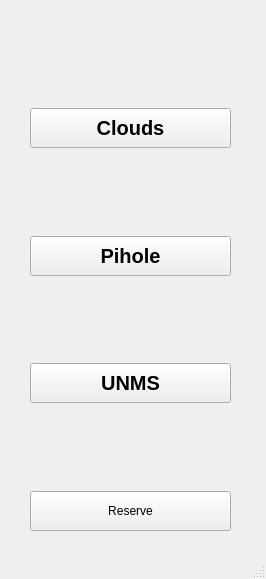
Before: the Qt Designer form mainwindow.ui in ahmadasmandar/ssh_python_server, drawn with Qt 5.
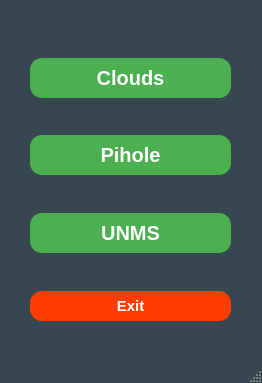
After: the same form once the commit is applied.

What changed in the file:
```diff
--- a/mainwindow.ui
+++ b/mainwindow.ui
@@ -6,13 +6,46 @@
    <rect>
     <x>0</x>
     <y>0</y>
-    <width>266</width>
-    <height>579</height>
+    <width>262</width>
+    <height>383</height>
    </rect>
   </property>
   <property name="windowTitle">
    <string>MainWindow</string>
   </property>
+  <property name="styleSheet">
+   <string notr="true">
+
+QMainWindow{
+  border-radius: 25px;
+background: #37474f;
+
+
+}
+
+QLabel{
+background: white;
+  border-radius: 5px;
+  border: 2px solid #f4511e;
+}
+QLineEdit{
+background: white;
+  border-radius: 12px;
+  border: 2px solid #ff0081;
+
+}
+QPushButton{
+  border-radius: 12px;
+  background-color: #4caf50; /* Green */
+  color: white;
+}
+QTextEdit{
+background: white;
+  border-radius: 5px;
+  border: 2px solid #f4511e;
+}
+</string>
+  </property>
   <widget class="QWidget" name="centralwidget">
    <widget class="QWidget" name="gridLayoutWidget">
     <property name="geometry">
@@ -20,7 +53,7 @@
       <x>10</x>
       <y>10</y>
       <width>241</width>
-      <height>541</height>
+      <height>331</height>
      </rect>
     </property>
     <layout class="QGridLayout" name="gridLayout" rowstretch="0" columnstretch="0" rowminimumheight="0">
@@ -170,14 +203,40 @@
        </item>
        <item>
         <widget class="QPushButton" name="reserve">
+         <property name="enabled">
+          <bool>true</bool>
+         </property>
          <property name="minimumSize">
           <size>
            <width>160</width>
-           <height>40</height>
+           <height>30</height>
           </size>
          </property>
+         <property name="maximumSize">
+          <size>
+           <width>99999</width>
+           <height>30</height>
+          </size>
+         </property>
+         <property name="font">
+          <font>
+           <pointsize>11</pointsize>
+           <weight>75</weight>
+           <bold>true</bold>
+          </font>
+         </property>
+         <property name="layoutDirection">
+          <enum>Qt::LeftToRight</enum>
+         </property>
+         <property name="styleSheet">
+          <string notr="true">QPushButton{
+
+  background-color: #FF3D00;
+
+}</string>
+         </property>
          <property name="text">
-          <string>Reserve</string>
+          <string>Exit</string>
          </property>
         </widget>
        </item>
```
